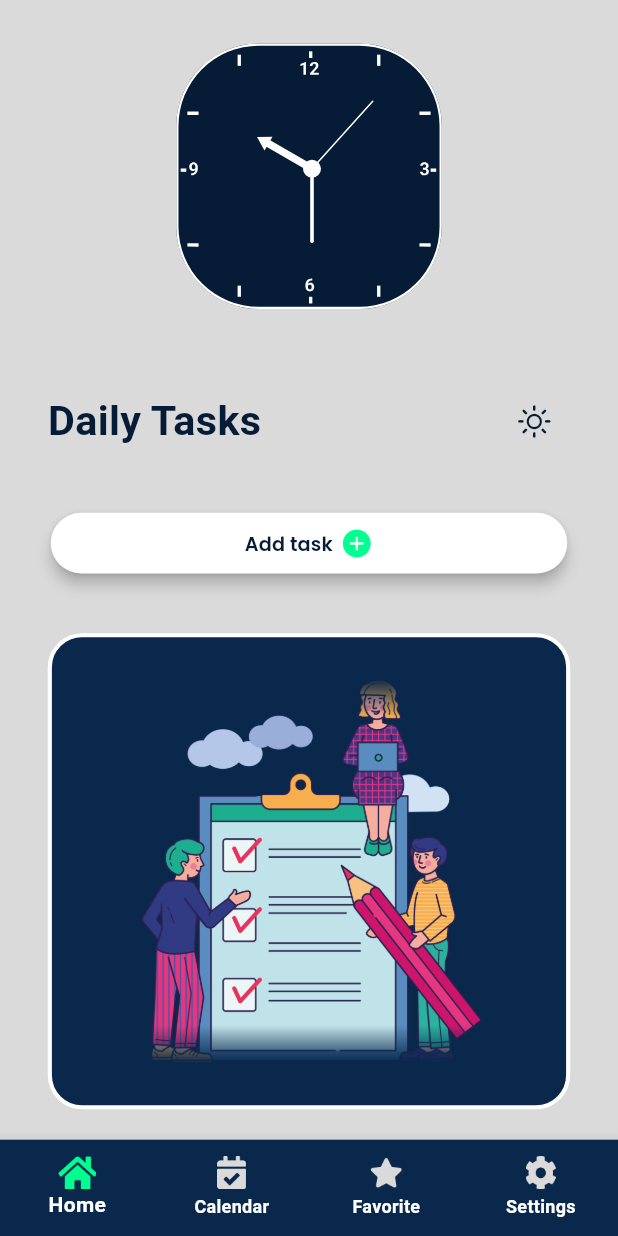
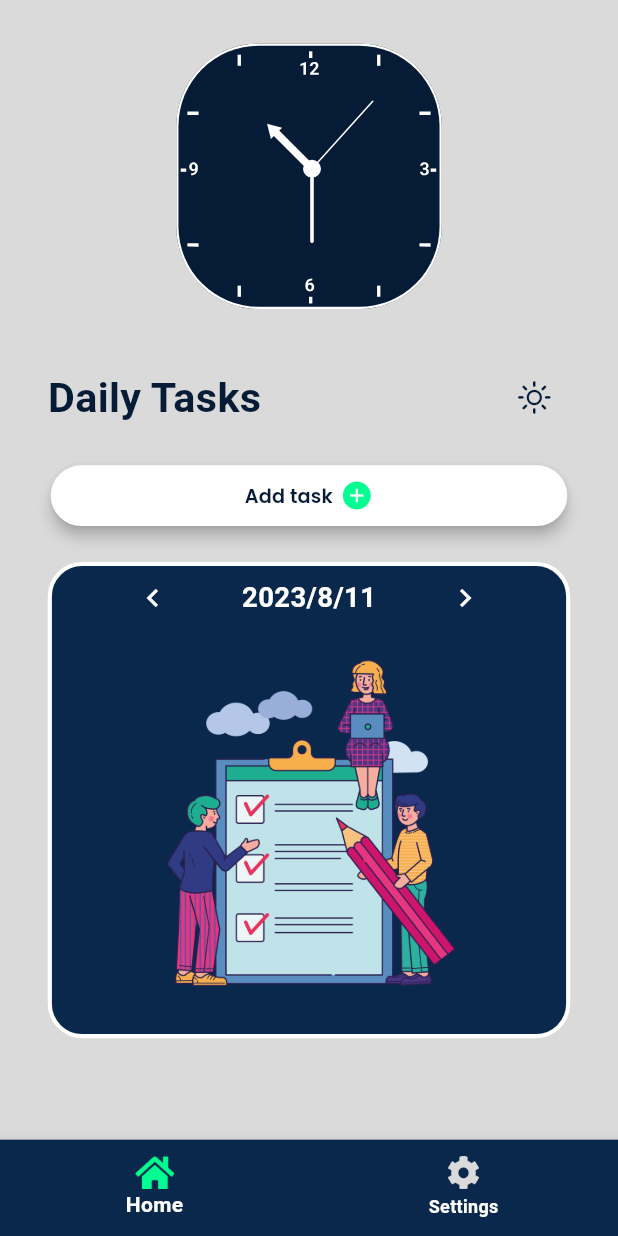
Before and after one commit to NorqobilovZafarbek/todo_app, a Flutter app: the screen it shows after launch, on a phone screen of 412 x 824 dp. Run offline on Flutter 3.47's test engine with Material 2 defaults, Android fonts, the phone set to English and light mode, and no system bars; our stand-ins replace flutter_screenutil, shared_preferences.

Commit message:
80%_completed

```diff
--- a/lib/src/common/constants/images.dart
+++ b/lib/src/common/constants/app_images.dart
@@ -1,7 +1,7 @@
 abstract class AppImages {
   static String add = 'assets/images/add.png';
   static String calendar = 'assets/images/calendar.png';
-  static String chekSquare = 'assets/images/check_square.png';
+  static String checkSquare = 'assets/images/check_square.png';
   static String home = 'assets/images/home.png';
   static String moon = 'assets/images/moon.png';
   static String settings = 'assets/images/settings.png';
@@ -10,4 +10,5 @@ abstract class AppImages {
   static String sun = 'assets/images/sun.png';
   static String settingBG = 'assets/images/im_settings_bg.png';
   static String groupLogo = 'assets/images/logo.png';
+  static String task = 'assets/images/task.png';
 }
--- a/lib/src/common/widgets/app.dart
+++ b/lib/src/common/widgets/app.dart
@@ -2,7 +2,6 @@ import 'package:flutter/material.dart';
 import 'package:flutter_screenutil/flutter_screenutil.dart';
 
 import '../../feature/todo_app/screens/page_controller.dart';
-import '../../feature/todo_app/screens/settings_page.dart';
 
 class App extends StatefulWidget {
   const App({Key? key}) : super(key: key);
--- a/lib/src/feature/todo_app/models/todo_item.dart
+++ b/lib/src/feature/todo_app/models/todo_item.dart
@@ -32,7 +32,7 @@ class DataTitle {
     return DataTitle(
       title: map["title"] as String,
       isCompleted: map["isCompleted"] as bool,
-      dateTime: map["dateTime"] as DateTime,
+      dateTime: DateTime.parse(map["dateTime"] as String),
     );
   }
 
@@ -40,7 +40,7 @@ class DataTitle {
     return {
       "title": title,
       "isCompleted": isCompleted,
-      "dateTime": dateTime,
+      "dateTime": dateTime.toString(),
     };
   }
 
--- a/lib/src/feature/todo_app/screens/home_page.dart
+++ b/lib/src/feature/todo_app/screens/home_page.dart
@@ -2,6 +2,7 @@ import 'dart:async';
 
 import 'package:flutter/material.dart';
 import 'package:flutter_screenutil/flutter_screenutil.dart';
+import 'package:shared_preferences/shared_preferences.dart';
 
 import '../../../common/constants/app_colors.dart';
 import '../models/todo_item.dart';
@@ -13,12 +14,21 @@ import '../widgets/watch.dart';
 class HomePage extends StatefulWidget {
   final ValueNotifier<bool> isDark;
   final ValueNotifier<List<DataTitle>> todosList;
+  final SharedPreferences pref;
+  final ValueNotifier<DateTime> currentDate;
 
   const HomePage({
     required this.isDark,
     required this.todosList,
+    required this.pref,
+    required this.currentDate,
     super.key,
   });
+
+  static void onTap(ValueNotifier<bool> isDark, SharedPreferences pref) {
+    isDark.value = !isDark.value;
+    pref.setBool("isDark", isDark.value);
+  }
 
   @override
   State<HomePage> createState() => _HomePageState();
@@ -41,10 +51,6 @@ class _HomePageState extends State<HomePage> {
     timer.cancel();
   }
 
-  void onTap() {
-    widget.isDark.value = !widget.isDark.value;
-  }
-
   void updateTime() {
     timer = Timer.periodic(const Duration(seconds: 1), (timer) {
       dateTime.value = dateTime.value.add(const Duration(seconds: 1));
@@ -61,11 +67,14 @@ class _HomePageState extends State<HomePage> {
           backgroundColor:
               value ? AppColors.darkBgColor : AppColors.lightBgColor,
           body: SafeArea(
+            child: SingleChildScrollView(
+              physics: const BouncingScrollPhysics(
+                  parent: AlwaysScrollableScrollPhysics()),
               child: Padding(
                 padding: EdgeInsets.symmetric(horizontal: 32.w),
                 child: ScrollConfiguration(
-                behavior:
-                    ScrollConfiguration.of(context).copyWith(scrollbars: false),
+                  behavior: ScrollConfiguration.of(context)
+                      .copyWith(scrollbars: false),
                   child: Column(
                     mainAxisAlignment: MainAxisAlignment.spaceBetween,
                     children: [
@@ -80,10 +89,18 @@ class _HomePageState extends State<HomePage> {
                           },
                         ),
                       ),
-                    CustomText(value: value, onTap: onTap),
+                      CustomText(
+                        value: value,
+                        onTap: () => HomePage.onTap(widget.isDark, widget.pref),
+                      ),
                       CustomButton(list: widget.todosList),
-                    CustomTitle(dataTitle: widget.todosList)
+                      CustomTitle(
+                        dataTitle: widget.todosList,
+                        pref: widget.pref,
+                        currentDate: widget.currentDate,
+                      )
                     ],
+                  ),
                 ),
               ),
             ),
--- a/lib/src/feature/todo_app/screens/page_controller.dart
+++ b/lib/src/feature/todo_app/screens/page_controller.dart
@@ -1,13 +1,12 @@
 import 'package:flutter/material.dart';
 import 'package:flutter_screenutil/flutter_screenutil.dart';
-import 'package:todo_app/src/common/constants/app_colors.dart';
-import 'package:todo_app/src/common/constants/images.dart';
+import 'package:shared_preferences/shared_preferences.dart';
 
+import '../../../common/constants/app_colors.dart';
+import '../../../common/constants/app_images.dart';
 import '../models/todo_item.dart';
-import 'calendar_page.dart';
-import 'favorite_page.dart';
+import 'home_page.dart';
 import 'settings_page.dart';
-import 'home_page.dart';
 
 class ControllerPage extends StatefulWidget {
   const ControllerPage({super.key});
@@ -17,32 +16,52 @@ class ControllerPage extends StatefulWidget {
 }
 
 class _ControllerPageState extends State<ControllerPage> {
-  final ValueNotifier<bool> isDark = ValueNotifier(false);
   final ValueNotifier<List<DataTitle>> todosList = ValueNotifier([]);
-
+  late final ValueNotifier<bool> isDark = ValueNotifier(false);
+  late ValueNotifier<DateTime> currentDate;
+  late SharedPreferences pref;
+  late String dateWithFormat;
   late PageController controller;
-  int currentIndex = 0;
-
   late final pageList = [
     HomePage(
       isDark: isDark,
       todosList: todosList,
+      pref: pref,
+      currentDate: currentDate,
     ),
-    const CalendarPage(),
-    const FavoritePage(),
     SettingsPage(
+      pref: pref,
       isDark: isDark,
     )
   ];
+  int currentIndex = 0;
 
   @override
   void initState() {
     super.initState();
     controller = PageController();
+    currentDate = ValueNotifier(DateTime.now());
   }
 
   @override
   Widget build(BuildContext context) {
+    return FutureBuilder(
+        future: SharedPreferences.getInstance(),
+        builder: (context, snapshot) {
+          if (snapshot.hasData) {
+            pref = snapshot.data!;
+            isDark.value = pref.getBool("isDark") ?? false;
+            return ValueListenableBuilder(
+                valueListenable: currentDate,
+                builder: (context, currentDateValue, child) {
+                  dateWithFormat =
+                      "${currentDateValue.year}/${currentDateValue.month}/${currentDateValue.day}";
+                  print("Current date: ${dateWithFormat}");
+                  todosList.value = pref
+                          .getStringList(dateWithFormat)
+                          ?.map((e) => DataTitle.fromJson(e))
+                          .toList() ??
+                      [];
                   return Scaffold(
                     resizeToAvoidBottomInset: false,
                     body: PageView.builder(
@@ -55,7 +74,10 @@ class _ControllerPageState extends State<ControllerPage> {
                     ),
                     bottomNavigationBar: SizedBox(
                       height: 70.h,
-        child: BottomNavigationBar(
+                      child: ValueListenableBuilder(
+                          valueListenable: isDark,
+                          builder: (context, value, child) {
+                            return BottomNavigationBar(
                               onTap: (index) {
                                 currentIndex = index;
                                 controller.jumpToPage(index);
@@ -63,10 +85,13 @@ class _ControllerPageState extends State<ControllerPage> {
                               },
                               type: BottomNavigationBarType.fixed,
                               currentIndex: currentIndex,
-          backgroundColor: AppColors.darkBgColor,
-          selectedIconTheme: IconThemeData(color: AppColors.selectedIconColor),
-          unselectedIconTheme:
-              IconThemeData(color: AppColors.unselectedIconColor),
+                              backgroundColor: value
+                                  ? AppColors.tasksBgColor
+                                  : AppColors.darkBgColor,
+                              selectedIconTheme: IconThemeData(
+                                  color: AppColors.selectedIconColor),
+                              unselectedIconTheme: IconThemeData(
+                                  color: AppColors.unselectedIconColor),
                               unselectedItemColor: Colors.white,
                               selectedItemColor: Colors.white,
                               items: [
@@ -88,36 +113,6 @@ class _ControllerPageState extends State<ControllerPage> {
                                   icon: Image(
                                     width: 28.w,
                                     height: 24.h,
-                image: AssetImage(AppImages.calendar),
-                color: AppColors.unselectedIconColor,
-              ),
-              activeIcon: Image(
-                color: AppColors.selectedIconColor,
-                width: 28.w,
-                height: 24.h,
-                image: AssetImage(AppImages.calendar),
-              ),
-              label: 'Calendar',
-            ),
-            BottomNavigationBarItem(
-              icon: Image(
-                width: 28.w,
-                height: 24.h,
-                image: AssetImage(AppImages.star),
-                color: AppColors.unselectedIconColor,
-              ),
-              activeIcon: Image(
-                color: AppColors.selectedIconColor,
-                width: 28.w,
-                height: 24.h,
-                image: AssetImage(AppImages.star),
-              ),
-              label: 'Favorite',
-            ),
-            BottomNavigationBarItem(
-              icon: Image(
-                width: 28.w,
-                height: 24.h,
                                     image: AssetImage(AppImages.settings),
                                     color: AppColors.unselectedIconColor,
                                   ),
@@ -130,8 +125,18 @@ class _ControllerPageState extends State<ControllerPage> {
                                   label: 'Settings',
                                 ),
                               ],
+                            );
+                          }),
                     ),
+                  );
+                });
+          } else {
+            return const Scaffold(
+              body: Center(
+                child: CircularProgressIndicator(),
               ),
             );
           }
+        });
   }
+}
--- a/lib/src/feature/todo_app/widgets/custom_button.dart
+++ b/lib/src/feature/todo_app/widgets/custom_button.dart
@@ -32,6 +32,7 @@ class _CustomButtonState extends State<CustomButton> {
   Widget build(BuildContext context) {
     return ElevatedButton(
       onPressed: () {
+        textController.clear();
         showModalBottomSheet(
           isScrollControlled: true,
           constraints: BoxConstraints(minHeight: 400.h),
--- a/lib/src/feature/todo_app/widgets/custom_dialog.dart
+++ b/lib/src/feature/todo_app/widgets/custom_dialog.dart
@@ -1,7 +1,8 @@
 import 'package:flutter/material.dart';
 import 'package:flutter_screenutil/flutter_screenutil.dart';
 import 'package:todo_app/src/common/constants/app_colors.dart';
-import 'package:todo_app/src/common/constants/images.dart';
+
+import '../../../common/constants/app_images.dart';
 
 class CustomDialog extends StatelessWidget {
   const CustomDialog({super.key});
--- a/lib/src/feature/todo_app/widgets/custom_list_tile.dart
+++ b/lib/src/feature/todo_app/widgets/custom_list_tile.dart
@@ -1,7 +1,7 @@
 import 'package:flutter/material.dart';
 import 'package:todo_app/src/common/constants/app_colors.dart';
 
-import '../../../common/constants/images.dart';
+import '../../../common/constants/app_images.dart';
 
 class CustomListTile extends StatefulWidget {
   final String title;
@@ -33,6 +33,7 @@ class _CustomListTile extends State<CustomListTile> {
   @override
   Widget build(BuildContext context) {
     return ListTile(
+      visualDensity: const VisualDensity(vertical: -2),
       title: Text(
         widget.title,
         style: TextStyle(
@@ -48,7 +49,7 @@ class _CustomListTile extends State<CustomListTile> {
           width: 25,
           height: 25,
           image: widget.isCompleted
-              ? AssetImage(AppImages.chekSquare)
+              ? AssetImage(AppImages.checkSquare)
               : AssetImage(AppImages.square),
         ),
       ),
--- a/lib/src/feature/todo_app/widgets/custom_title.dart
+++ b/lib/src/feature/todo_app/widgets/custom_title.dart
@@ -1,15 +1,21 @@
 import 'package:flutter/material.dart';
 import 'package:flutter_screenutil/flutter_screenutil.dart';
-import 'package:todo_app/src/common/constants/app_colors.dart';
-import 'package:todo_app/src/feature/todo_app/widgets/custom_list_tile.dart';
+import 'package:shared_preferences/shared_preferences.dart';
 
+import '../../../common/constants/app_colors.dart';
+import '../../../common/constants/app_images.dart';
 import '../models/todo_item.dart';
+import 'custom_list_tile.dart';
 
 class CustomTitle extends StatefulWidget {
   final ValueNotifier<List<DataTitle>> dataTitle;
+  final ValueNotifier<DateTime> currentDate;
+  final SharedPreferences pref;
 
   const CustomTitle({
     required this.dataTitle,
+    required this.pref,
+    required this.currentDate,
     super.key,
   });
 
@@ -18,19 +24,18 @@ class CustomTitle extends StatefulWidget {
 }
 
 class _CustomTitleState extends State<CustomTitle> {
-  late ScrollController scrollController;
+  late DateTime dateTime;
+
+  @override
+  void initState() {
+    super.initState();
+  }
 
   void onPressed(DataTitle dataTitle) {
     List<DataTitle> temp = widget.dataTitle.value;
     int pos = temp.indexOf(dataTitle);
     temp[pos].isCompleted = !temp[pos].isCompleted!;
     widget.dataTitle.value = temp.toList();
-  }
-
-  @override
-  void initState() {
-    super.initState();
-    scrollController = ScrollController();
   }
 
   @override
@@ -47,11 +52,84 @@ class _CustomTitleState extends State<CustomTitle> {
             Radius.circular(23.w),
           ),
         ),
-        child: Padding(
-          padding: EdgeInsets.symmetric(horizontal: 25.w, vertical: 30.h),
+        child: ValueListenableBuilder(
+            valueListenable: widget.currentDate,
+            builder: (context, currentDateValue, child) {
+              String consoleString =
+                  "${currentDateValue.year}/${currentDateValue.month}/${currentDateValue.day}";
+              return Padding(
+                padding: const EdgeInsets.all(8.0),
+                child: Column(
+                  children: [
+                    Row(
+                      mainAxisAlignment: MainAxisAlignment.spaceEvenly,
+                      children: [
+                        GestureDetector(
+                          onTap: () {
+                            widget.currentDate.value =
+                                widget.currentDate.value.subtract(
+                              const Duration(days: 1),
+                            );
+                          },
+                          child: Icon(
+                            Icons.chevron_left,
+                            color: AppColors.buttonColor,
+                          ),
+                        ),
+                        GestureDetector(
+                          onTap: () async {
+                            widget.currentDate.value = await showDatePicker(
+                                  context: context,
+                                  initialDate: currentDateValue,
+                                  firstDate: DateTime(2000),
+                                  lastDate: DateTime(2050),
+                                ) ??
+                                currentDateValue;
+                          },
+                          child: Text(
+                            consoleString,
+                            style: TextStyle(
+                                color: AppColors.lightTextColor,
+                                fontSize: 20.sp),
+                          ),
+                        ),
+                        GestureDetector(
+                          onTap: () {
+                            widget.currentDate.value =
+                                widget.currentDate.value.add(
+                              const Duration(days: 1),
+                            );
+                          },
+                          child: Icon(
+                            Icons.chevron_right,
+                            color: AppColors.buttonColor,
+                          ),
+                        ),
+                      ],
+                    ),
+                    5.verticalSpace,
+                    Expanded(
+                      child: ValueListenableBuilder(
+                          valueListenable: widget.dataTitle,
+                          builder: (context, value, child) {
+                            widget.pref.setStringList(
+                              consoleString,
+                              value.map((e) => e.toJson()).toList(),
+                            );
+                            if (value.isEmpty) {
+                              return Padding(
+                                padding: const EdgeInsets.all(24.0).w,
+                                child: Center(
+                                  child: Image(
+                                    image: AssetImage(AppImages.task),
+                                  ),
+                                ),
+                              );
+                            }
+                            value = value.reversed.toList();
+                            return SizedBox.expand(
                               child: RawScrollbar(
                                 mainAxisMargin: 15.h,
-            controller: scrollController,
                                 radius: Radius.circular(10.w),
                                 thickness: 10,
                                 child: ShaderMask(
@@ -69,20 +147,9 @@ class _CustomTitleState extends State<CustomTitle> {
                                         ],
                                       ).createShader(rect);
                                     },
-              child: ValueListenableBuilder(
-                valueListenable: widget.dataTitle,
-                builder: (context, value, child) {
-                  return value.isEmpty
-                      ? const Center(
-                          child: Image(
-                            image: AssetImage('assets/images/task.png'),
-                          ),
-                        )
-                      : ListView(
-                          controller: scrollController,
-                          children: List.generate(
-                            value.length,
-                            (index) {
+                                    child: ListView.builder(
+                                      itemCount: value.length,
+                                      itemBuilder: (context, index) {
                                         DataTitle dataTitle = value[index];
                                         return CustomListTile(
                                           title: dataTitle.title,
@@ -90,13 +157,15 @@ class _CustomTitleState extends State<CustomTitle> {
                                           onPressed: () => onPressed(dataTitle),
                                         );
                                       },
+                                    )),
                               ),
                             );
-                },
+                          }),
                     ),
+                  ],
                 ),
-          ),
-        ),
+              );
+            }),
       ),
     );
   }
```
Also changed, not shown: lib/src/feature/todo_app/screens/calendar_page.dart (deleted, +0 -15 lines), lib/src/feature/todo_app/screens/favorite_page.dart (deleted, +0 -15 lines), lib/src/feature/todo_app/screens/settings_page.dart (+16 -9 lines), lib/src/feature/todo_app/widgets/watch.dart (+120 -108 lines), lib/src/feature/todo_app/temporary/watch.dart (deleted), lib/src/feature/todo_app/widgets/settings_items.dart (renamed from lib/src/feature/todo_app/widgets/settings_iitems.dart), 2 other files. Lines whose indentation alone changed are shown as unchanged.
